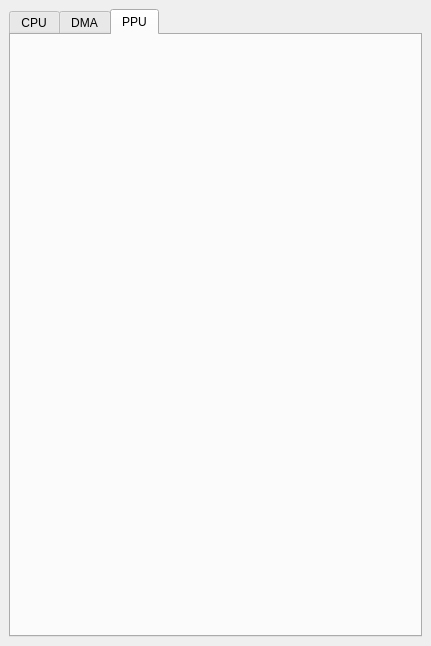
Old version of the form ui/registersView.ui in the repository zoriya/ComSquare.
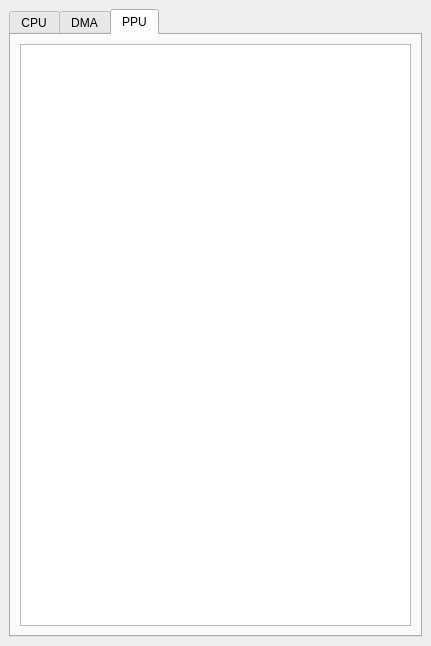
New version of the form. The open tabs and pages were chosen to show the change. Icons and pictures are not drawn.

Commit message: starting to implement registers of ppu in debugger

Diff of the .ui file:
```diff
--- a/ui/registersView.ui
+++ b/ui/registersView.ui
@@ -143,7 +143,7 @@
        </attribute>
        <layout class="QGridLayout" name="gridLayout_3">
         <item row="0" column="0">
-         <layout class="QFormLayout" name="formLayout_2"/>
+         <widget class="QTableView" name="ppuRegisters"/>
         </item>
        </layout>
       </widget>
```
Left out of the diff: 4 changed lines with no effect on the pictures. The commit also changes 4 other files.
